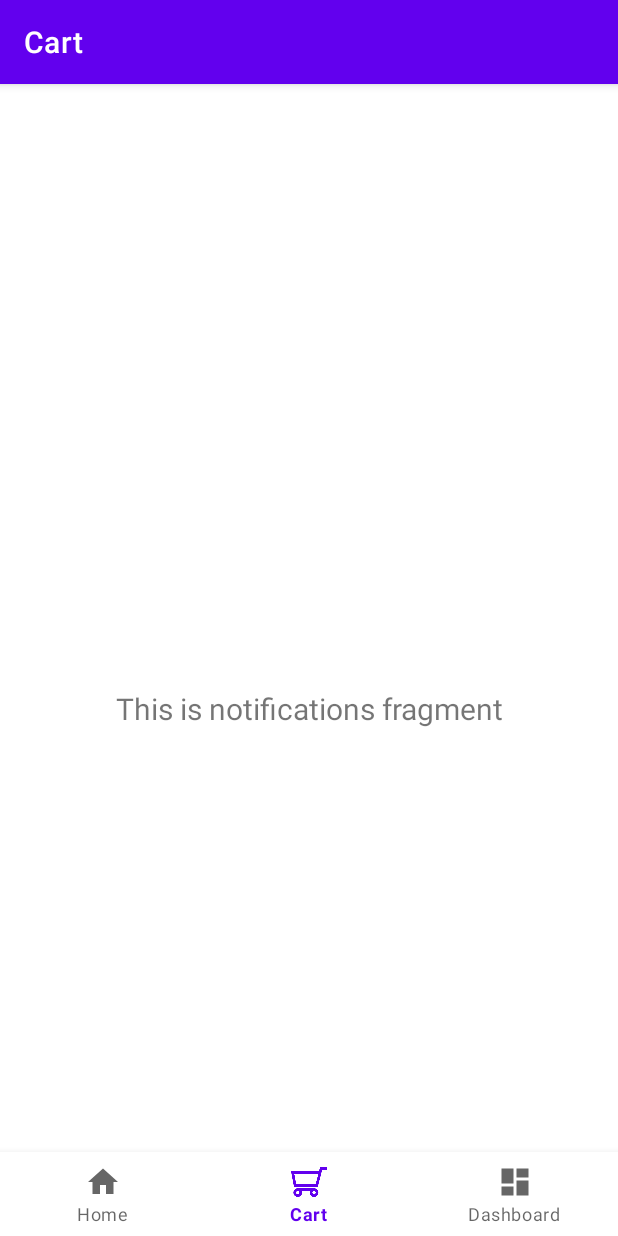
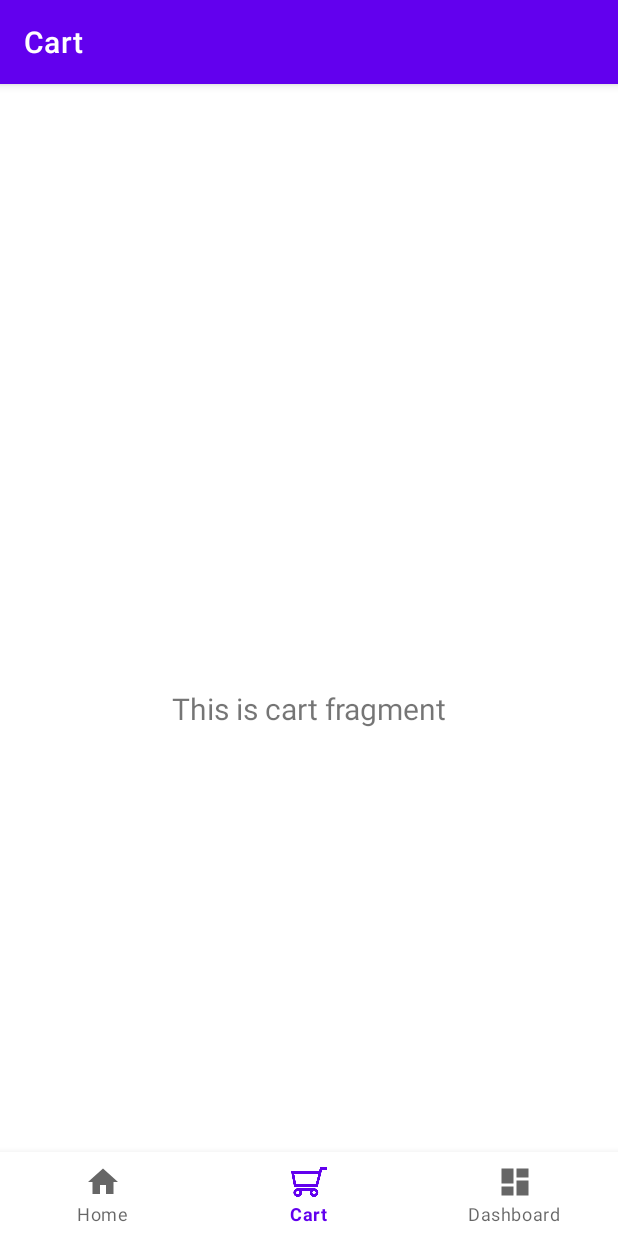
Before and after one commit to NVC414/proiect_practica_WindRiver, an Android app: the CartFragment screen opened through its navigation route, on a phone screen of 412 x 824 dp. Run offline under Robolectric (Android 15) with nearby library versions, the phone set to English and light mode, and no system bars; our stand-ins replace navigation-ui.

Commit message:
Update CartViewModel.java

```diff
--- a/app/src/main/java/com/example/myapplication/ui/cart/CartViewModel.java
+++ b/app/src/main/java/com/example/myapplication/ui/cart/CartViewModel.java
@@ -12,7 +12,7 @@ public class CartViewModel extends ViewModel
     public CartViewModel()
     {
         mText = new MutableLiveData<>();
-        mText.setValue("This is notifications fragment");
+        mText.setValue("This is cart fragment");
     }
 
     public LiveData<String> getText()
--- a/app/src/main/res/menu/bottom_nav_menu.xml
+++ b/app/src/main/res/menu/bottom_nav_menu.xml
@@ -10,7 +10,7 @@
         android:layout_width="wrap_content"
         android:layout_height="wrap_content"
         android:icon="@drawable/shopping_cart_outline_svgrepo_com200"
-        android:title="@string/title_notifications" />
+        android:title="@string/title_cart" />
     <item
         android:id="@+id/navigation_dashboard"
         android:icon="@drawable/ic_dashboard_black_24dp"
--- a/app/src/main/res/navigation/mobile_navigation.xml
+++ b/app/src/main/res/navigation/mobile_navigation.xml
@@ -20,6 +20,6 @@
     <fragment
         android:id="@+id/navigation_cart"
         android:name="com.example.myapplication.ui.cart.CartFragment"
-        android:label="@string/title_notifications"
+        android:label="@string/title_cart"
         tools:layout="@layout/fragment_cart" />
 </navigation>
--- a/app/src/main/res/values/strings.xml
+++ b/app/src/main/res/values/strings.xml
@@ -2,5 +2,5 @@
     <string name="app_name">My Application</string>
     <string name="title_home">Home</string>
     <string name="title_dashboard">Dashboard</string>
-    <string name="title_notifications">Cart</string>
+    <string name="title_cart">Cart</string>
 </resources>
```
